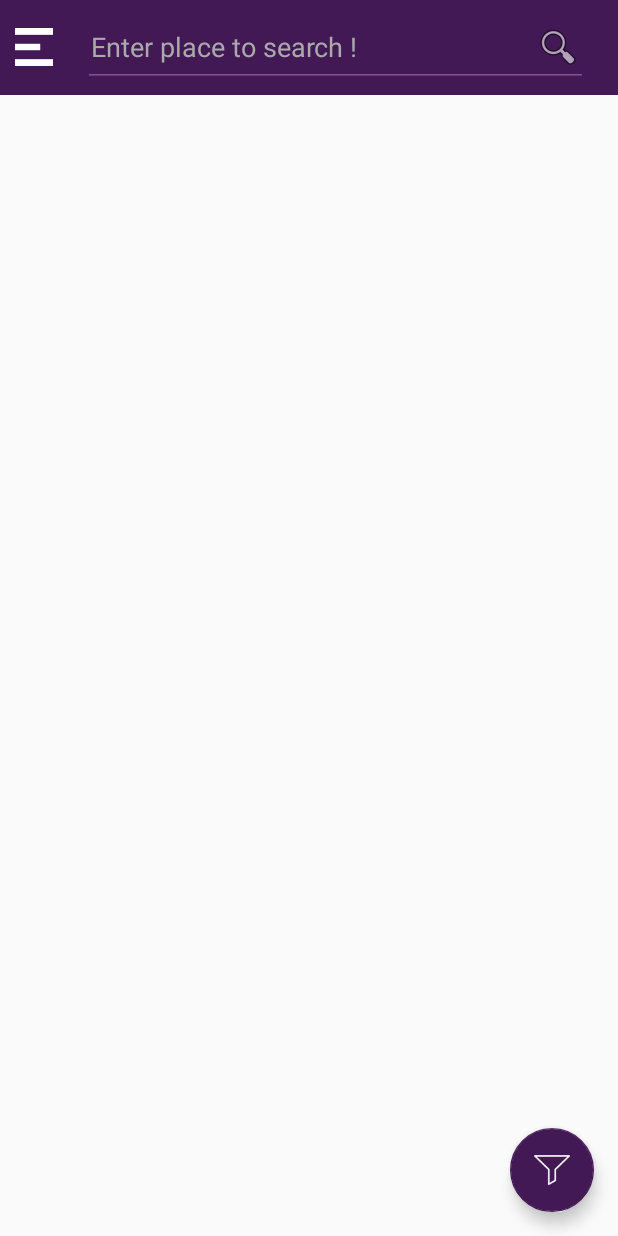
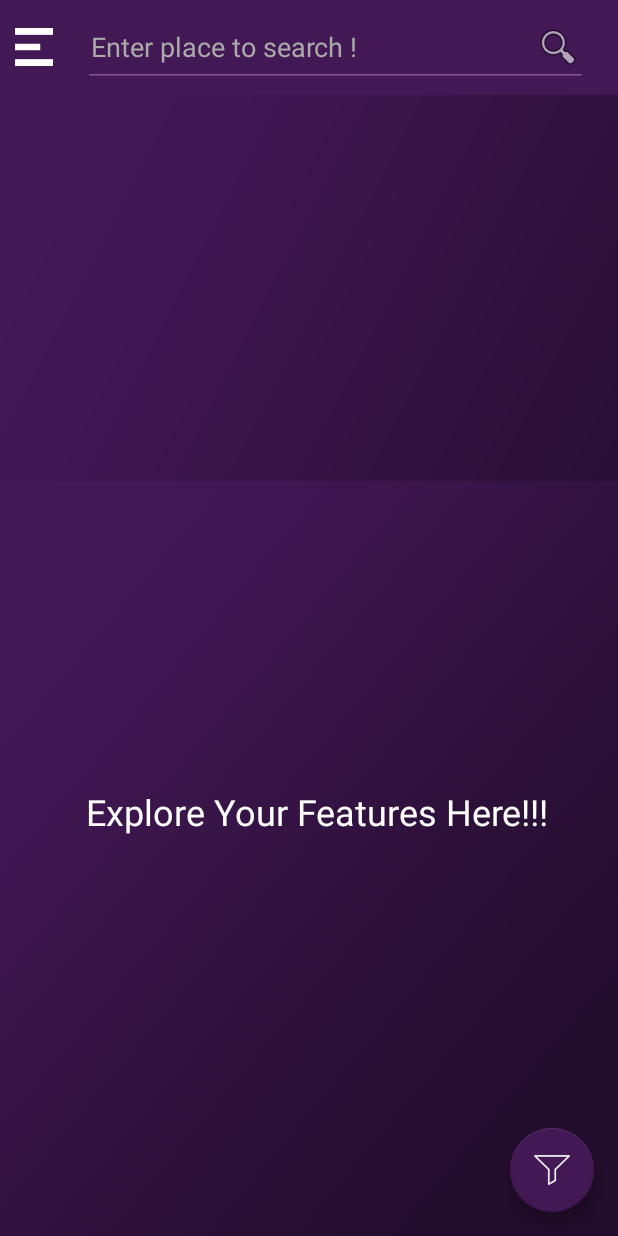
Before and after one commit to RanaMuneeb9/HostIn, an Android app: the MainActivity screen opened directly, with no data from a screen before it, on a phone screen of 412 x 824 dp. Run offline under Robolectric (Android 15) with nearby library versions, the phone set to English and light mode, and no system bars.

Commit message:
Fragment Added

```diff
--- a/app/build.gradle
+++ b/app/build.gradle
@@ -30,6 +30,7 @@
     compile 'de.hdodenhof:circleimageview:2.2.0'
     compile 'com.android.support.constraint:constraint-layout:1.0.2'
     compile 'com.android.support:design:26.+'
+    compile 'com.android.support:support-v4:26.+'
     testCompile 'junit:junit:4.12'
 }
 configurations.all {
--- a/app/src/main/java/com/munib/hostin/MainActivity.java
+++ b/app/src/main/java/com/munib/hostin/MainActivity.java
@@ -1,8 +1,14 @@
 package com.munib.hostin;
 
+import android.app.FragmentTransaction;
+import android.content.Intent;
+import android.net.Uri;
 import android.support.design.widget.FloatingActionButton;
 import android.support.design.widget.NavigationView;
 import android.support.design.widget.Snackbar;
+import android.support.v4.app.Fragment;
+import android.support.v4.app.FragmentActivity;
+import android.support.v4.app.FragmentManager;
 import android.support.v4.view.GravityCompat;
 import android.support.v4.widget.DrawerLayout;
 import android.support.v7.app.ActionBarDrawerToggle;
@@ -10,13 +16,15 @@
 import android.os.Bundle;
 import android.support.v7.widget.Toolbar;
 import android.view.Gravity;
+import android.view.LayoutInflater;
 import android.view.Menu;
 import android.view.MenuItem;
 import android.view.View;
+import android.view.ViewGroup;
 import android.widget.Button;
 
 public class MainActivity extends AppCompatActivity
-        implements NavigationView.OnNavigationItemSelectedListener{
+        implements  Main_fragment.OnFragmentInteractionListener,NavigationView.OnNavigationItemSelectedListener{
 
     boolean mSlideState=false;
     @Override
@@ -24,7 +32,9 @@
         super.onCreate(savedInstanceState);
         setContentView(R.layout.activity_main);
 
-
+        FragmentManager fm = getSupportFragmentManager();
+        Main_fragment fragment = new Main_fragment();
+        fm.beginTransaction().add(R.id.fragment,fragment).commit();
 
         FloatingActionButton fab = (FloatingActionButton) findViewById(R.id.fab);
         fab.setOnClickListener(new View.OnClickListener() {
@@ -70,6 +80,7 @@
 
 
         NavigationView navigationView = (NavigationView) findViewById(R.id.nav_view);
+        navigationView.bringToFront();
         navigationView.setNavigationItemSelectedListener(this);
 
     }
@@ -108,6 +119,8 @@
 
     //hui changeas??
 
+
+
     @SuppressWarnings("StatementWithEmptyBody")
     @Override
     public boolean onNavigationItemSelected(MenuItem item) {
@@ -115,8 +128,16 @@
         int id = item.getItemId();
 
         if (id == R.id.nav_camera) {
-            // Handle the camera action
+
+            FragmentManager fm = getSupportFragmentManager();
+            Main_fragment fragment = new Main_fragment();
+            fm.beginTransaction().add(R.id.fragment,fragment).commit();
+
         } else if (id == R.id.nav_gallery) {
+
+            finish();
+            Intent intent = new Intent(this,Login.class);
+            startActivity(intent);
 
         } else if (id == R.id.nav_slideshow) {
 
@@ -132,4 +153,9 @@
         drawer.closeDrawer(GravityCompat.START);
         return true;
     }
+
+    @Override
+    public void onFragmentInteraction(Uri uri) {
+
+    }
 }
--- /dev/null
+++ b/app/src/main/java/com/munib/hostin/Main_fragment.java
@@ -0,0 +1,108 @@
+package com.munib.hostin;
+
+import android.content.Context;
+import android.net.Uri;
+import android.os.Bundle;
+import android.support.v4.app.Fragment;
+import android.view.LayoutInflater;
+import android.view.View;
+import android.view.ViewGroup;
+
+
+/**
+ * A simple {@link Fragment} subclass.
+ * Activities that contain this fragment must implement the
+ * {@link Main_fragment.OnFragmentInteractionListener} interface
+ * to handle interaction events.
+ * Use the {@link Main_fragment#newInstance} factory method to
+ * create an instance of this fragment.
+ */
+public class Main_fragment extends Fragment {
+    // TODO: Rename parameter arguments, choose names that match
+    // the fragment initialization parameters, e.g. ARG_ITEM_NUMBER
+    private static final String ARG_PARAM1 = "param1";
+    private static final String ARG_PARAM2 = "param2";
+
+    // TODO: Rename and change types of parameters
+    private String mParam1;
+    private String mParam2;
+
+    private OnFragmentInteractionListener mListener;
+
+    public Main_fragment() {
+        // Required empty public constructor
+    }
+
+    /**
+     * Use this factory method to create a new instance of
+     * this fragment using the provided parameters.
+     *
+     * @param param1 Parameter 1.
+     * @param param2 Parameter 2.
+     * @return A new instance of fragment Main_fragment.
+     */
+    // TODO: Rename and change types and number of parameters
+    public static Main_fragment newInstance(String param1, String param2) {
+        Main_fragment fragment = new Main_fragment();
+        Bundle args = new Bundle();
+        args.putString(ARG_PARAM1, param1);
+        args.putString(ARG_PARAM2, param2);
+        fragment.setArguments(args);
+        return fragment;
+    }
+
+    @Override
+    public void onCreate(Bundle savedInstanceState) {
+        super.onCreate(savedInstanceState);
+        if (getArguments() != null) {
+            mParam1 = getArguments().getString(ARG_PARAM1);
+            mParam2 = getArguments().getString(ARG_PARAM2);
+        }
+    }
+
+    @Override
+    public View onCreateView(LayoutInflater inflater, ViewGroup container,
+                             Bundle savedInstanceState) {
+        // Inflate the layout for this fragment
+        return inflater.inflate(R.layout.fragment_main_fragment, container, false);
+    }
+
+    // TODO: Rename method, update argument and hook method into UI event
+    public void onButtonPressed(Uri uri) {
+        if (mListener != null) {
+            mListener.onFragmentInteraction(uri);
+        }
+    }
+
+    @Override
+    public void onAttach(Context context) {
+        super.onAttach(context);
+        if (context instanceof OnFragmentInteractionListener) {
+            mListener = (OnFragmentInteractionListener) context;
+        } else {
+            throw new RuntimeException(context.toString()
+                    + " must implement OnFragmentInteractionListener");
+        }
+    }
+
+    @Override
+    public void onDetach() {
+        super.onDetach();
+        mListener = null;
+    }
+
+    /**
+     * This interface must be implemented by activities that contain this
+     * fragment to allow an interaction in this fragment to be communicated
+     * to the activity and potentially other fragments contained in that
+     * activity.
+     * <p>
+     * See the Android Training lesson <a href=
+     * "http://developer.android.com/training/basics/fragments/communicating.html"
+     * >Communicating with Other Fragments</a> for more information.
+     */
+    public interface OnFragmentInteractionListener {
+        // TODO: Update argument type and name
+        void onFragmentInteraction(Uri uri);
+    }
+}
--- a/app/src/main/res/layout/content_navigation.xml
+++ b/app/src/main/res/layout/content_navigation.xml
@@ -1,11 +1,23 @@
 <?xml version="1.0" encoding="utf-8"?>
-<android.support.constraint.ConstraintLayout xmlns:android="http://schemas.android.com/apk/res/android"
+<LinearLayout xmlns:android="http://schemas.android.com/apk/res/android"
     xmlns:app="http://schemas.android.com/apk/res-auto"
     xmlns:tools="http://schemas.android.com/tools"
     android:layout_width="match_parent"
     android:layout_height="match_parent"
+    android:background="@drawable/signup_background"
     app:layout_behavior="@string/appbar_scrolling_view_behavior"
     tools:context="com.munib.hostin.MainActivity"
     tools:showIn="@layout/app_bar_navigation">
 
-</android.support.constraint.ConstraintLayout>
+
+    <fragment
+        android:id="@+id/fragment"
+        android:name="com.munib.hostin.Main_fragment"
+        android:layout_width="match_parent"
+        android:layout_height="503dp"
+        android:layout_gravity="bottom"
+        tools:layout="@layout/fragment_main_fragment"
+        tools:layout_editor_absoluteX="8dp"
+        tools:layout_editor_absoluteY="8dp" />
+
+</LinearLayout>
--- /dev/null
+++ b/app/src/main/res/layout/fragment_main_fragment.xml
@@ -0,0 +1,18 @@
+<FrameLayout xmlns:android="http://schemas.android.com/apk/res/android"
+    xmlns:tools="http://schemas.android.com/tools"
+    android:layout_width="match_parent"
+    android:layout_height="match_parent"
+    android:background="@drawable/signup_background"
+    tools:context="com.munib.hostin.Main_fragment">
+
+    <!-- TODO: Update blank fragment layout -->
+
+    <TextView
+        android:id="@+id/textView3"
+        android:layout_width="357dp"
+        android:layout_height="95dp"
+        android:layout_gravity="center"
+        android:text="     Explore Your Features Here!!!"
+        android:textColor="@color/cardview_light_background"
+        android:textSize="24sp" />
+</FrameLayout>
--- a/app/src/main/res/values/strings.xml
+++ b/app/src/main/res/values/strings.xml
@@ -13,4 +13,7 @@
 
     <string name="action_settings">Settings</string>
     <string name="title_activity_main2">Main2Activity</string>
+
+    <!-- TODO: Remove or change this placeholder text -->
+    <string name="hello_blank_fragment">Hello blank fragment</string>
 </resources>
```
Also changed, not shown: app/src/main/res/layout/activity_signup.xml (+12 -12 lines), app/src/main/res/layout/login.xml (+6 -3 lines).
